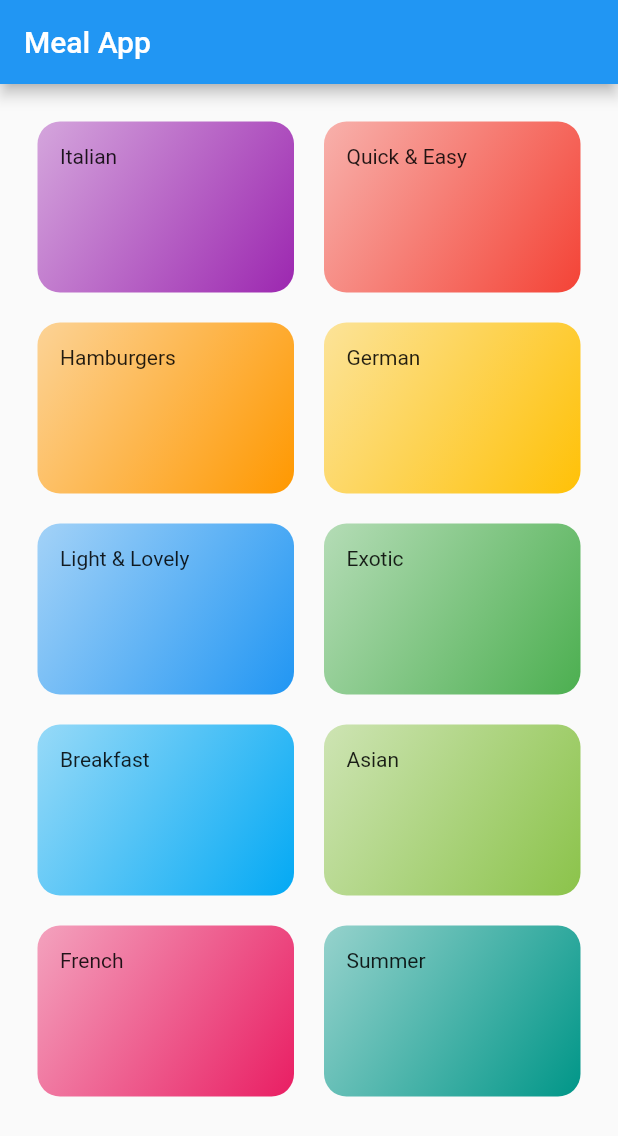
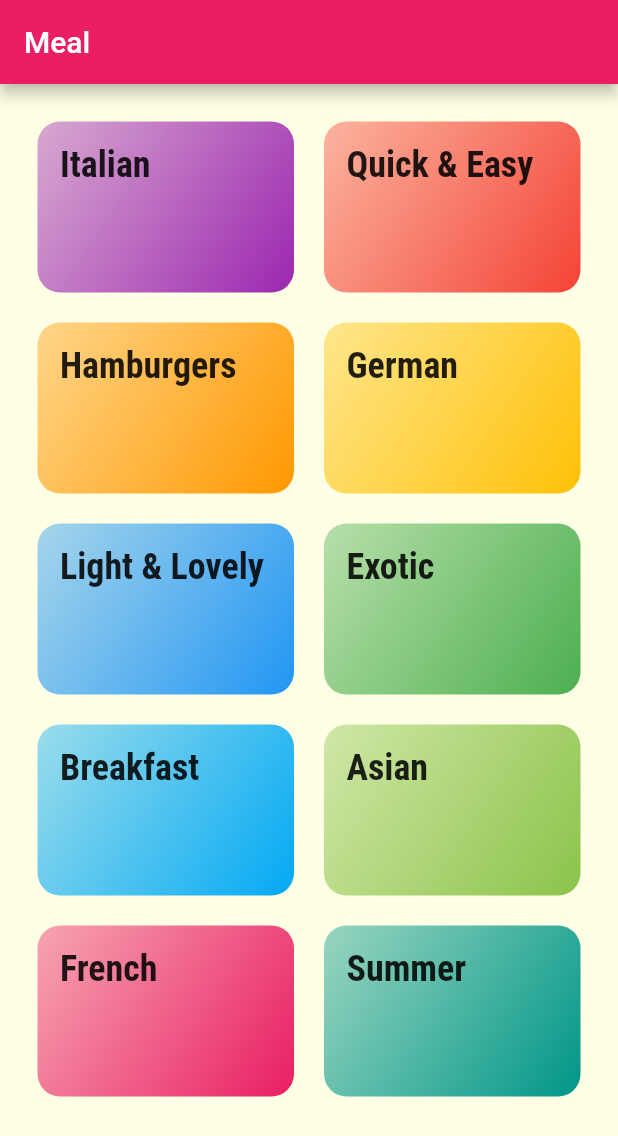
Before and after one commit to elkholy86/Futter, a Flutter app: the screen it shows after launch, on a phone screen of 412 x 824 dp. Shown: the top 1136 px of the screen. Run offline on Flutter 3.47's test engine with Material 2 defaults, Android fonts, the phone set to English and light mode, and no system bars; missing offline and left inert: dart:ffi.

Commit message:
3 - Meal App part 3
6 - Meal Application

```diff
--- a/2 - Meal App Part 2/lib/main.dart
+++ b/2 - Meal App Part 2/lib/main.dart
@@ -1,4 +1,5 @@
 // 2 - Meal App Part 2
+// 3 - Meal App part 3
 import 'package:flutter/material.dart';
 import 'screens/categories_screen.dart';
 
@@ -11,9 +12,24 @@ class MyApp extends StatelessWidget {
       debugShowCheckedModeBanner: false,
       title: 'Flutter Demo',
       theme: ThemeData(
-        primarySwatch: Colors.blue,
+        primarySwatch: Colors.pink,
+        accentColor: Colors.amber,
+        canvasColor: Color.fromRGBO(255, 255, 229,1),
+        textTheme: ThemeData.light().textTheme.copyWith(
+          body1: TextStyle(
+           color: Color.fromRGBO(20, 50, 50,1),
       ),
-      home: MyHomePage(),
+          body2: TextStyle(
+          color: Color.fromRGBO(20, 50, 50,1),
+          ),
+          title: TextStyle(
+            fontSize: 24,
+          fontFamily: 'RobotoCondensed',
+            fontWeight: FontWeight.bold
+          ),
+        )
+      ),
+      home: CategoriesScreen(),
     );
   }
 }
@@ -28,7 +44,7 @@ class _MyHomePageState extends State<MyHomePage> {
       appBar: AppBar(
         title: Text("Meal App"),
       ),
-      body: CategoriesScreen(),
+      body: null,
     );
   }
 }
--- a/2 - Meal App Part 2/lib/screens/categories_screen.dart
+++ b/2 - Meal App Part 2/lib/screens/categories_screen.dart
@@ -6,19 +6,21 @@ class CategoriesScreen extends StatelessWidget
 {
   @override
   Widget build(BuildContext context) {
-   return GridView(
+   return Scaffold(
+     appBar: AppBar(title: Text("Meal")),
+     body: GridView(
        padding: EdgeInsets.all(25),
        children: DUMMY_CATEGORIES
            .map((catdata) => CategoryItem(
            catdata.id,  catdata.title, catdata.color))
            .toList(),
-
          gridDelegate: SliverGridDelegateWithMaxCrossAxisExtent(
          maxCrossAxisExtent: 200,
          childAspectRatio: 3/2,
          crossAxisSpacing: 20,
          mainAxisSpacing: 20,
        ),
+     ),
    );
   }
 
--- a/2 - Meal App Part 2/lib/widgets/category_item.dart
+++ b/2 - Meal App Part 2/lib/widgets/category_item.dart
@@ -13,7 +13,7 @@ class CategoryItem extends StatelessWidget {
       onTap: (){},
       child: Container(
         padding: EdgeInsets.all(15),
-        child: Text(title),
+        child: Text(title,style: Theme.of(context).textTheme.title),
         decoration: BoxDecoration(
           gradient: LinearGradient(
             colors: [
```
Lines whose indentation alone changed are shown as unchanged.
